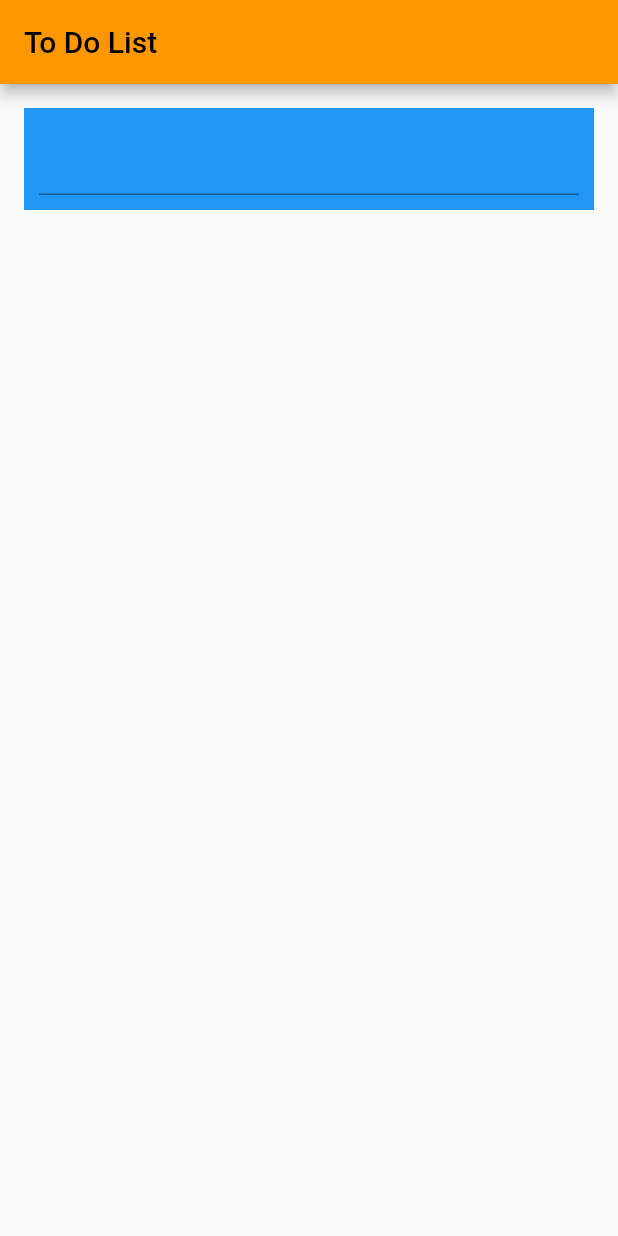
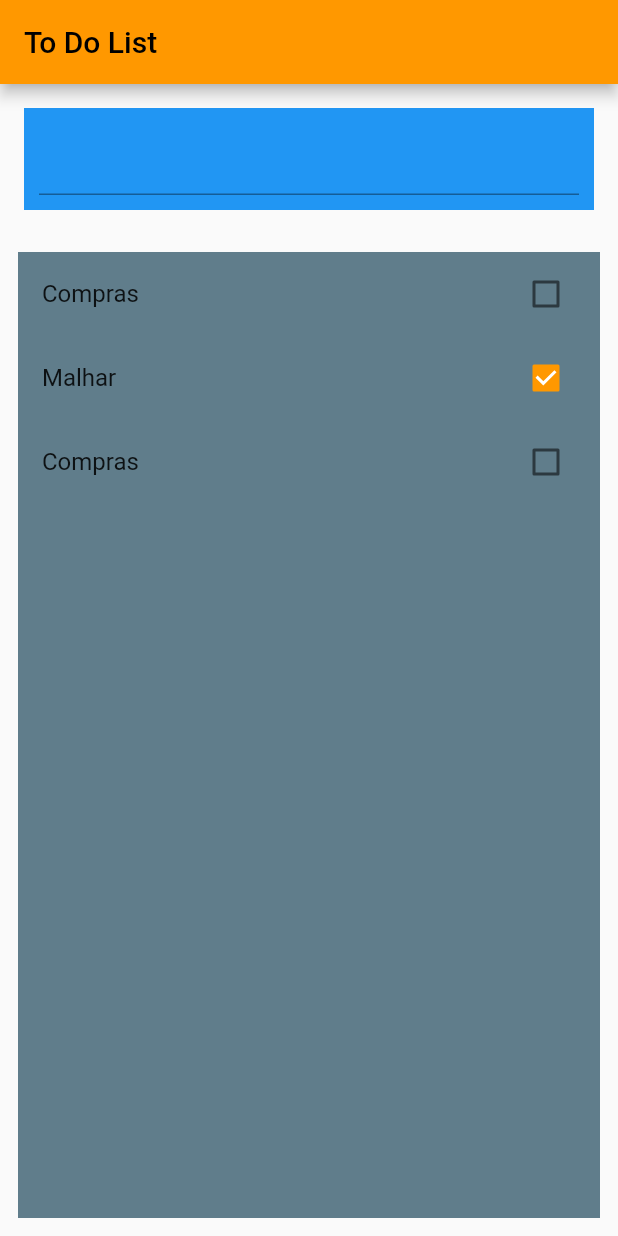
Before and after one commit to Julio-JC/Lista_de_Tarefas, a Flutter app: the screen it shows after launch, on a phone screen of 412 x 824 dp. Run offline on Flutter 3.47's test engine with Material 2 defaults, Android fonts, the phone set to English and light mode, and no system bars.

```diff
--- a/lista_de_tarefas/lib/home_page.dart
+++ b/lista_de_tarefas/lib/home_page.dart
@@ -1,17 +1,20 @@
 import 'package:flutter/material.dart';
-
 import 'models/item.dart';
 
 class HomePage extends StatefulWidget {
-  @override
-  _HomePageState createState() => _HomePageState();
   List<Item> item = <Item>[];
-  TodoPage() {
+  // HomePage() é um nome reservado do Flutter ?
+  // O HomePage() é um método construtor da pagina, para quando os intems forem
+  //chamados eles apareçam na tela.
+  HomePage() {
     item = [];
     item.add(Item(tarefa: "Compras", done: false));
     item.add(Item(tarefa: "Malhar", done: true));
     item.add(Item(tarefa: "Compras", done: false));
   }
+
+  @override
+  _HomePageState createState() => _HomePageState();
 }
 
 class _HomePageState extends State<HomePage> {
@@ -27,7 +30,7 @@ class _HomePageState extends State<HomePage> {
   Widget build(BuildContext context) {
     return Scaffold(
       appBar: appBar,
-      // ListView.bilder() cria uma matriz rolavel na tela criada sob demanda,
+      // ListView.bilder() cria uma matriz rolavel na tela criada sob demanda, não tendo uma lista fixa reinderizada,
       //E para controlar, ele vai precisar do itemCount e o itemBuilder .
       body: Column(
         children: [
@@ -45,14 +48,30 @@ class _HomePageState extends State<HomePage> {
             ),
           ),
           Expanded(
-            child: SizedBox(
-              // ListView.bilder() cria uma matriz rolavel na tela criada sob demanda.
-              child: SafeArea(
-                child: ListView.builder(
-                  itemCount: widget.item.length,
-                  itemBuilder: (ctxt, index) {
-                    return Text(widget.item[index].tarefa);
-                  },
+            child: Padding(
+              padding: EdgeInsets.all(12),
+              child: Container(
+                color: Colors.blueGrey,
+                // ListView.bilder() cria uma matriz rolavel na tela criada sob demanda.
+                child: SafeArea(
+                  child: ListView.builder(
+                    // para acessar variaveis e métodos da classe pai, utiliza o 'widget.'
+                    itemCount: widget.item.length,
+                    //o itemBuilder pergunta como construir os widgets na tela.
+                    itemBuilder: (BuildContext ctxt, int index) {
+                      // É criado uma variavel para poder utilizar o widget.item[index] em varios lugares
+                      final item = widget.item[index];
+                      return CheckboxListTile(
+                        title: Text(item.tarefa),
+                        value: item.done,
+                        onChanged: (valor) {
+                          print(valor);
+                        },
+                        //O CheckboxListTile precisa de key que deve ser um item unico
+                        key: Key(item.tarefa),
+                      );
+                    },
+                  ),
                 ),
               ),
             ),
```
